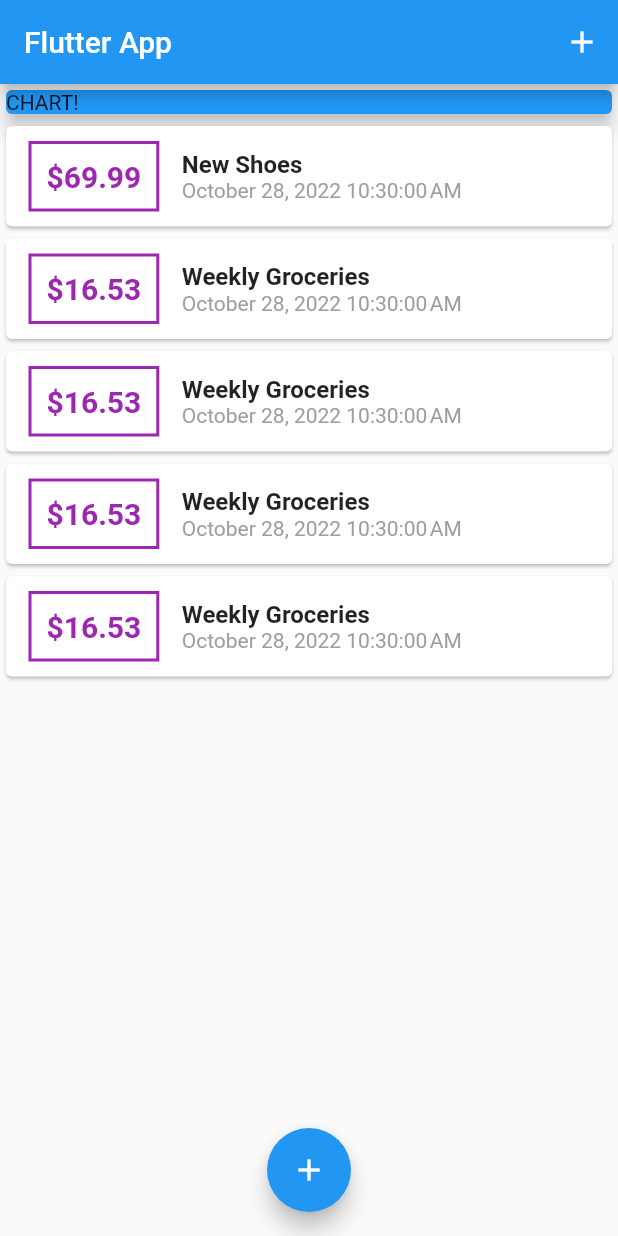
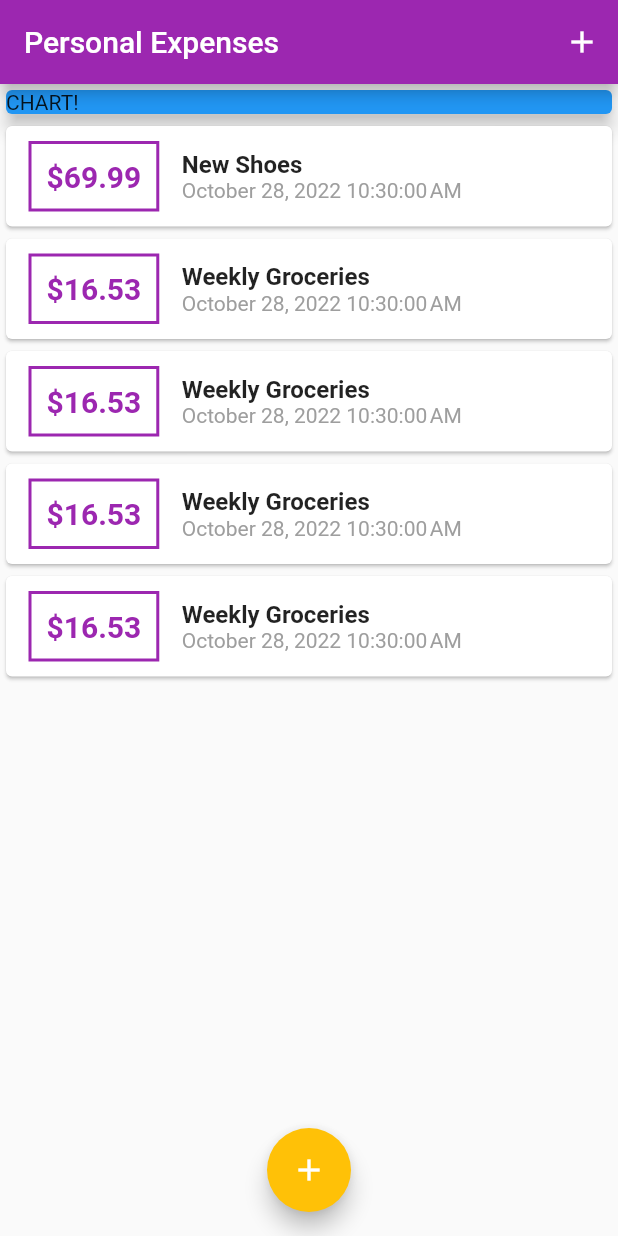
Before and after one commit to rodrigodsluz/flutter_personal_expenses, a Flutter app: the screen it shows after launch, on a phone screen of 412 x 824 dp. Run offline on Flutter 3.47's test engine with Material 2 defaults, Android fonts, the phone set to English and light mode, and no system bars.

Commit message:
style: configuring and using themes

```diff
--- a/lib/main.dart
+++ b/lib/main.dart
@@ -10,7 +10,12 @@ class MyApp extends StatelessWidget {
   @override
   Widget build(BuildContext context) {
     return MaterialApp(
-      title: 'Flutter App',
+      title: 'Personal Expenses',
+      theme: ThemeData(
+        primarySwatch: Colors.purple,
+        colorScheme: ColorScheme.fromSwatch(primarySwatch: Colors.purple)
+            .copyWith(secondary: Colors.amber),
+      ),
       home: MyHomePage(),
     );
   }
@@ -85,7 +90,7 @@ class _MyHomePageState extends State<MyHomePage> {
   Widget build(BuildContext context) {
     return Scaffold(
       appBar: AppBar(
-        title: Text('Flutter App'),
+        title: Text('Personal Expenses'),
         actions: <Widget>[
           IconButton(
             icon: Icon(Icons.add),
--- a/lib/widgets/transaction_list.dart
+++ b/lib/widgets/transaction_list.dart
@@ -24,7 +24,7 @@ class TransactionList extends StatelessWidget {
                   ),
                   decoration: BoxDecoration(
                     border: Border.all(
-                      color: Colors.purple,
+                      color: Theme.of(context).primaryColor,
                       width: 2,
                     ),
                   ),
@@ -34,7 +34,7 @@ class TransactionList extends StatelessWidget {
                     style: TextStyle(
                       fontWeight: FontWeight.bold,
                       fontSize: 20,
-                      color: Colors.purple,
+                      color: Theme.of(context).primaryColor,
                     ),
                   ),
                 ),
```
Also changed, not shown: lib/widgets/user_transactions.dart (deleted, +0 -21 lines).
